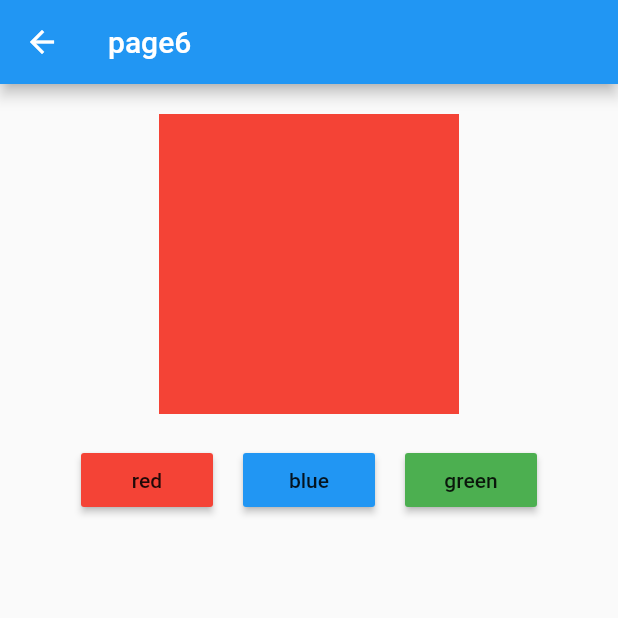
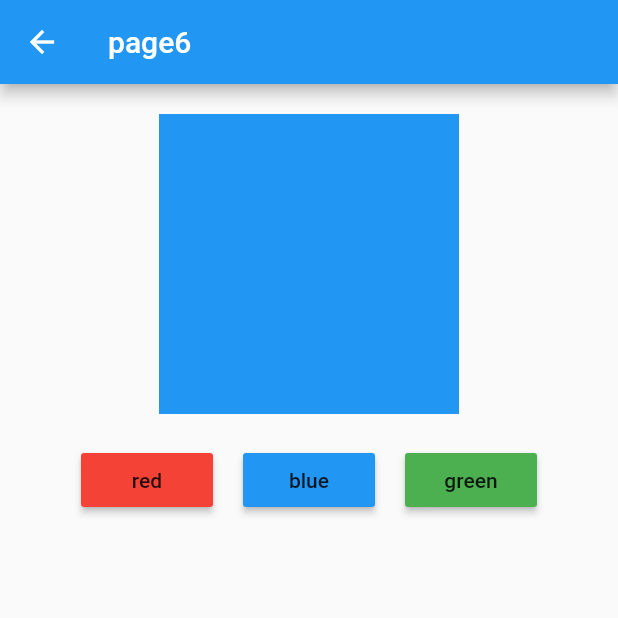
Before and after one commit to MonkeyInWind/flutter_demo, a Flutter app: the Page6 screen opened directly, after a tap on "blue", on a phone screen of 412 x 824 dp, the top half of it. Run offline on Flutter 3.47's test engine with Material 2 defaults, Android fonts, the phone set to English and light mode, and no system bars; our stand-ins replace transparent_image.

Commit message:
有状态组件demo

```diff
--- a/lib/page6.dart
+++ b/lib/page6.dart
@@ -7,13 +7,28 @@ class Page6 extends StatelessWidget {
       appBar: AppBar(
         title: Text('page6'),
       ),
-      body: Column(
+      body: BoxChangeColor()
+    );
+  }
+}
+
+class BoxChangeColor extends StatefulWidget {
+  @override
+  _BoxChangeColorState createState() => new _BoxChangeColorState();
+}
+
+class _BoxChangeColorState extends State<BoxChangeColor> {
+  Color color = Colors.red;
+
+  @override
+  Widget build(BuildContext context) {
+    return Column(
       crossAxisAlignment: CrossAxisAlignment.center,
       children: <Widget>[
         Container(
           width: 200,
           height: 200,
-            color: Colors.red,
+          color: color,
           margin: EdgeInsets.only(
             top: 20,
             bottom: 20
@@ -31,7 +46,9 @@ class Page6 extends StatelessWidget {
                 color: Colors.red,
                 child: Text('red'),
                 onPressed: () {
-                    print('red');
+                  setState(() {
+                    color = Colors.red;
+                  });
                 },
               ),
             ),
@@ -44,7 +61,9 @@ class Page6 extends StatelessWidget {
                 color: Colors.blue,
                 child: Text('blue'),
                 onPressed: () {
-                    print('blue');
+                  setState(() {
+                    color = Colors.blue;
+                  });
                 }
               ),
             ),
@@ -57,14 +76,15 @@ class Page6 extends StatelessWidget {
                 color: Colors.green,
                 child: Text('green'),
                 onPressed: () {
-                    print('green');
+                  setState(() {
+                    color = Colors.green;
+                  });
                 }
               )
             )
           ],
         )
       ],
-      )
     );
   }
 }
```
Lines whose indentation alone changed are shown as unchanged.
